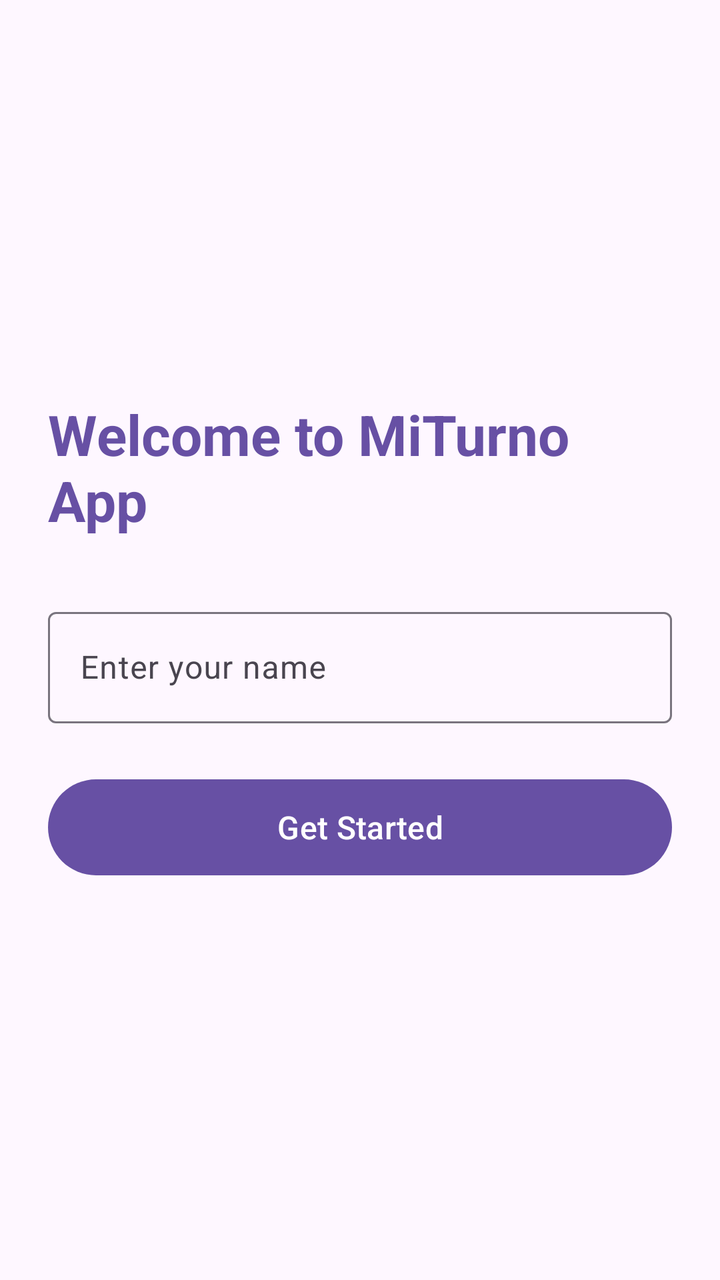
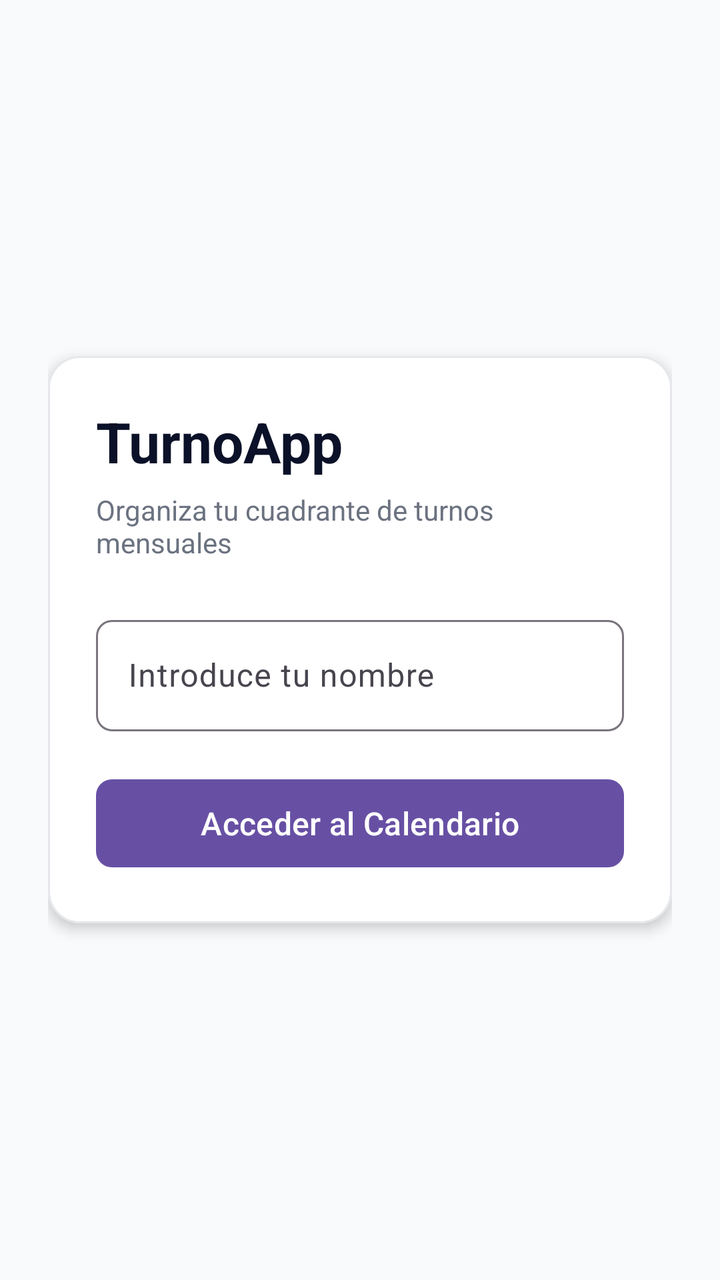

Compare the two renders of this Android layout. The source of the first and the diff that turns it into the second are given below.
<!-- AndroidManifest.xml: application theme Theme.MiTurnoApp -->
<!-- res/layout/activity_session.xml -->
<?xml version="1.0" encoding="utf-8"?>
<LinearLayout xmlns:android="http://schemas.android.com/apk/res/android"
    xmlns:app="http://android.com"
    xmlns:tools="http://android.com"
    android:layout_width="match_parent"
    android:layout_height="match_parent"
    android:orientation="vertical"
    android:padding="24dp"
    android:gravity="center_vertical"
    android:background="?android:attr/windowBackground"
    tools:context="com.example.miturnoapp.activities.SessionActivity">

    
    <TextView
        android:id="@+id/tvWelcomeTitle"
        android:layout_width="wrap_content"
        android:layout_height="wrap_content"
        android:text="@string/welcome_title"
        android:textSize="28sp"
        android:textStyle="bold"
        android:textColor="?attr/colorPrimary"
        android:layout_gravity="center_horizontal"
        android:layout_marginBottom="32dp" />

    
    <com.google.android.material.textfield.TextInputLayout
        android:id="@+id/tilName"
        android:layout_width="match_parent"
        android:layout_height="wrap_content"
        android:hint="@string/hint_enter_name"
        app:boxBackgroundMode="outline"
        android:layout_marginBottom="24dp">

        <com.google.android.material.textfield.TextInputEditText
            android:id="@+id/etName"
            android:layout_width="match_parent"
            android:layout_height="wrap_content"
            android:inputType="textPersonName"
            android:maxLines="1" />

    </com.google.android.material.textfield.TextInputLayout>

    
    <com.google.android.material.button.MaterialButton
        android:id="@+id/btnGetStarted"
        android:layout_width="match_parent"
        android:layout_height="56dp"
        android:text="@string/btn_get_started"
        android:textSize="16sp"
        app:cornerRadius="8dp" />

</LinearLayout>
<!-- resources referenced by this layout -->
<resources>
  <string name="btn_get_started">Get Started</string>
  <string name="hint_enter_name">Enter your name</string>
  <string name="welcome_title">Welcome to MiTurno App</string>
  <style name="Theme.MiTurnoApp" parent="Base.Theme.MiTurnoApp" />
  <style name="Base.Theme.MiTurnoApp" parent="Theme.Material3.DayNight.NoActionBar">
          
          
      </style>
</resources>

<!-- the commit's change to res/layout/activity_session.xml (unified diff, before → after) -->
@@ -1,52 +1,80 @@
 <?xml version="1.0" encoding="utf-8"?>
 <LinearLayout xmlns:android="http://schemas.android.com/apk/res/android"
-    xmlns:app="http://android.com"
-    xmlns:tools="http://android.com"
+    xmlns:app="http://schemas.android.com/apk/res-auto"
     android:layout_width="match_parent"
     android:layout_height="match_parent"
+    android:background="#F9FAFB"
+    android:gravity="center"
     android:orientation="vertical"
-    android:padding="24dp"
-    android:gravity="center_vertical"
-    android:background="?android:attr/windowBackground"
-    tools:context="com.example.miturnoapp.activities.SessionActivity">
+    android:padding="24dp">
 
     
-    <TextView
-        android:id="@+id/tvWelcomeTitle"
-        android:layout_width="wrap_content"
-        android:layout_height="wrap_content"
-        android:text="@string/welcome_title"
-        android:textSize="28sp"
-        android:textStyle="bold"
-        android:textColor="?attr/colorPrimary"
-        android:layout_gravity="center_horizontal"
-        android:layout_marginBottom="32dp" />
-
-    
-    <com.google.android.material.textfield.TextInputLayout
-        android:id="@+id/tilName"
+    <com.google.android.material.card.MaterialCardView
         android:layout_width="match_parent"
         android:layout_height="wrap_content"
-        android:hint="@string/hint_enter_name"
-        app:boxBackgroundMode="outline"
-        android:layout_marginBottom="24dp">
+        app:cardCornerRadius="16dp"
+        app:cardElevation="4dp"
+        app:cardBackgroundColor="@android:color/white"
+        app:strokeColor="#E5E7EB"
+        app:strokeWidth="1dp">
 
-        <com.google.android.material.textfield.TextInputEditText
-            android:id="@+id/etName"
+        <LinearLayout
             android:layout_width="match_parent"
             android:layout_height="wrap_content"
-            android:inputType="textPersonName"
-            android:maxLines="1" />
+            android:orientation="vertical"
+            android:padding="24dp">
 
-    </com.google.android.material.textfield.TextInputLayout>
+            
+            <TextView
+                android:layout_width="wrap_content"
+                android:layout_height="wrap_content"
+                android:text="TurnoApp"
+                android:textColor="#0A1128"
+                android:textSize="28sp"
+                android:textStyle="bold"
+                android:layout_marginBottom="6dp" />
 
-    
-    <com.google.android.material.button.MaterialButton
-        android:id="@+id/btnGetStarted"
-        android:layout_width="match_parent"
-        android:layout_height="56dp"
-        android:text="@string/btn_get_started"
-        android:textSize="16sp"
-        app:cornerRadius="8dp" />
+            
+            <TextView
+                android:layout_width="wrap_content"
+                android:layout_height="wrap_content"
+                android:text="Organiza tu cuadrante de turnos mensuales"
+                android:textColor="#6B7280"
+                android:textSize="14sp"
+                android:layout_marginBottom="24dp" />
+
+            
+            <com.google.android.material.textfield.TextInputLayout
+                android:layout_width="match_parent"
+                android:layout_height="wrap_content"
+                android:layout_marginBottom="20dp"
+                app:boxBackgroundMode="outline"
+                app:boxCornerRadiusBottomEnd="8dp"
+                app:boxCornerRadiusBottomStart="8dp"
+                app:boxCornerRadiusTopEnd="8dp"
+                app:boxCornerRadiusTopStart="8dp">
+
+                <com.google.android.material.textfield.TextInputEditText
+                    android:id="@+id/etName"
+                    android:layout_width="match_parent"
+                    android:layout_height="wrap_content"
+                    android:hint="Introduce tu nombre"
+                    android:inputType="textPersonName"
+                    android:maxLines="1" />
+
+            </com.google.android.material.textfield.TextInputLayout>
+
+            
+            <Button
+                android:id="@+id/btnGetStarted"
+                android:layout_width="match_parent"
+                android:layout_height="52dp"
+                android:text="Acceder al Calendario"
+                android:textSize="16sp"
+                app:cornerRadius="8dp" />
+
+        </LinearLayout>
+
+    </com.google.android.material.card.MaterialCardView>
 
 </LinearLayout>
<!-- resource entries referenced after the edit -->
@@ -1,8 +1,5 @@
 <!-- resources referenced by this layout -->
 <resources>
-  <string name="btn_get_started">Get Started</string>
-  <string name="hint_enter_name">Enter your name</string>
-  <string name="welcome_title">Welcome to MiTurno App</string>
   <style name="Theme.MiTurnoApp" parent="Base.Theme.MiTurnoApp" />
   <style name="Base.Theme.MiTurnoApp" parent="Theme.Material3.DayNight.NoActionBar">
           
